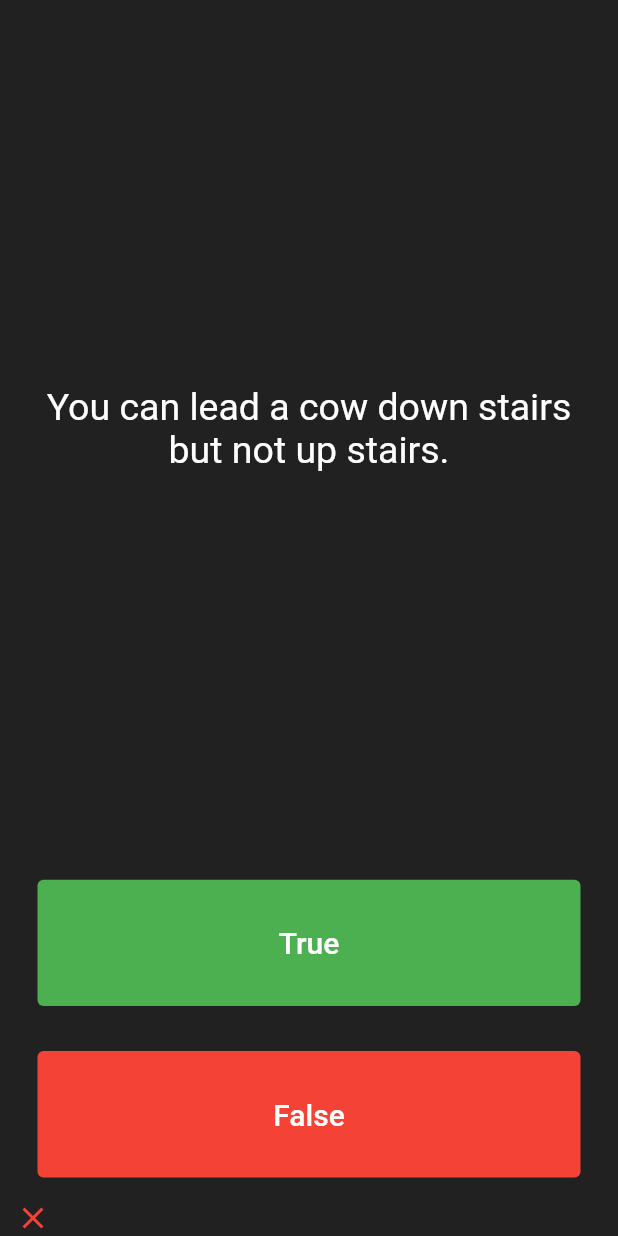
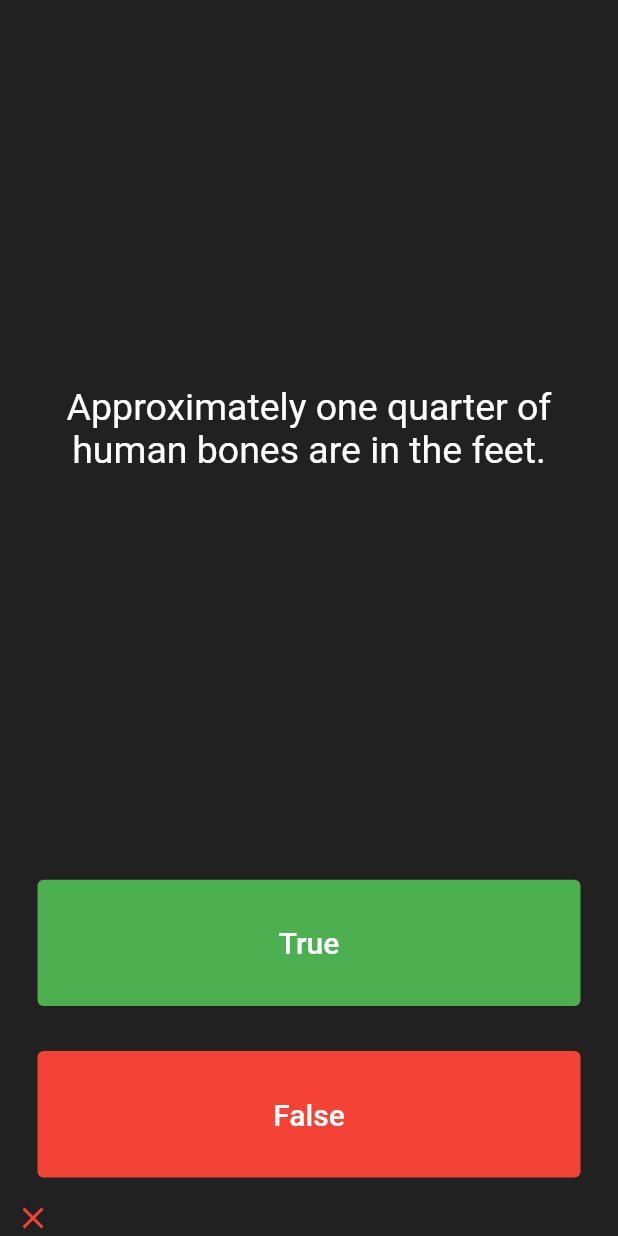
Before and after one commit to AssilJanbeih/quizflutterapp, a Flutter app: the screen it shows after launch, after a tap on "True", on a phone screen of 412 x 824 dp. Run offline on Flutter 3.47's test engine with Material 2 defaults, Android fonts, the phone set to English and light mode, and no system bars.

Commit message:
added quizBrain class

```diff
--- a/lib/main.dart
+++ b/lib/main.dart
@@ -1,7 +1,7 @@
 import 'package:flutter/material.dart';
-import 'package:flutter/material.dart';
-import 'package:flutter/material.dart';
+import 'package:quizflutterapp/quiz-brain.dart';
 
+QuizBrain quizBrain = QuizBrain();
 void main() => runApp(const Quizzler());
 
 class Quizzler extends StatelessWidget {
@@ -34,22 +34,9 @@
   //List of widget that shows your score (correct or incorrect)
   List<Widget> scoreKeeper = [];
 
-  //List of questions we need
-  List<String> questions = [
-    'You can lead a cow down stairs but not up stairs.',
-    'Approximately one quarter of human bones are in the feet.',
-    'A slug\'s blood is green.'
-  ];
-
-  //List of questions answers
-  List<bool> answers = [false, true, true];
-
-  //Counter for the questions, when a button is pressd, the count number increment
-  int questionsCount = 0;
-
   //function for answers
   void getAnswer(int questionsCount) {
-    bool correctAnswer = answers[questionsCount];
+    bool correctAnswer = quizBrain.getQuestionAnswer();
     print(correctAnswer);
     if (correctAnswer == true) {
       scoreKeeper.add(
@@ -68,10 +55,7 @@
     }
     setState(
       () {
-        questionsCount++;
-        /*if (questionsCount > 3) {
-          questionsCount = 0;
-        }*/
+        quizBrain.nextQuestion();
         scoreKeeper.last;
       },
     );
@@ -89,7 +73,7 @@
             padding: const EdgeInsets.all(10.0),
             child: Center(
               child: Text(
-                questions[questionsCount],
+                quizBrain.getQuestionText(),
                 textAlign: TextAlign.center,
                 style: const TextStyle(
                   fontSize: 25.0,
@@ -115,7 +99,7 @@
                 ),
               ),
               onPressed: () {
-                getAnswer(questionsCount);
+                getAnswer(quizBrain.getQuestionNumber());
               },
             ),
           ),
@@ -136,7 +120,7 @@
                 ),
               ),
               onPressed: () {
-                getAnswer(questionsCount);
+                getAnswer(quizBrain.getQuestionNumber());
               },
             ),
           ),
--- /dev/null
+++ b/lib/question.dart
@@ -0,0 +1,9 @@
+class Question {
+  String question = "";
+  bool answer = false;
+
+  Question({required String questionText, required bool questionAnswer}) {
+    question = questionText;
+    answer = questionAnswer;
+  }
+}
--- /dev/null
+++ b/lib/quiz-brain.dart
@@ -0,0 +1,80 @@
+import 'package:quizflutterapp/question.dart';
+
+class QuizBrain {
+  //Counter for the questions, when a button is pressd, the count number increment
+  int _questionsCount = 0;
+
+  //List of questions we need. The Class question is imported
+  final List<Question> _questions = [
+    Question(
+        questionText: 'You can lead a cow down stairs but not up stairs.',
+        questionAnswer: false),
+    Question(
+        questionText:
+            'Approximately one quarter of human bones are in the feet.',
+        questionAnswer: true),
+    Question(questionText: 'A slug\'s blood is green.', questionAnswer: true),
+    Question(
+        questionText: 'Some cats are actually allergic to humans',
+        questionAnswer: true),
+    Question(
+        questionText: 'You can lead a cow down stairs but not up stairs.',
+        questionAnswer: false),
+    Question(
+        questionText:
+            'Approximately one quarter of human bones are in the feet.',
+        questionAnswer: true),
+    Question(questionText: 'A slug\'s blood is green.', questionAnswer: true),
+    Question(
+        questionText: 'Buzz Aldrin\'s mother\'s maiden name was \"Moon\".',
+        questionAnswer: true),
+    Question(
+        questionText: 'It is illegal to pee in the Ocean in Portugal.',
+        questionAnswer: true),
+    Question(
+        questionText:
+            'No piece of square dry paper can be folded in half more than 7 times.',
+        questionAnswer: false),
+    Question(
+        questionText:
+            'In London, UK, if you happen to die in the House of Parliament, you are technically entitled to a state funeral, because the building is considered too sacred a place.',
+        questionAnswer: true),
+    Question(
+        questionText:
+            'The loudest sound produced by any animal is 188 decibels. That animal is the African Elephant.',
+        questionAnswer: false),
+    Question(
+        questionText:
+            'The total surface area of two human lungs is approximately 70 square metres.',
+        questionAnswer: true),
+    Question(
+        questionText: 'Google was originally called \"Backrub\".',
+        questionAnswer: true),
+    Question(
+        questionText:
+            'Chocolate affects a dog\'s heart and nervous system; a few ounces are enough to kill a small dog.',
+        questionAnswer: true),
+    Question(
+        questionText:
+            'In West Virginia, USA, if you accidentally hit an animal with your car, you are free to take it home to eat.',
+        questionAnswer: true),
+  ];
+
+  void nextQuestion() {
+    if (_questionsCount < _questions.length - 1) {
+      _questionsCount++;
+    }
+  }
+
+  int getQuestionNumber() {
+    return _questionsCount;
+  }
+
+  String getQuestionText() {
+    return _questions[_questionsCount].question;
+  }
+
+  bool getQuestionAnswer() {
+    return _questions[_questionsCount].answer;
+  }
+}
```
Also changed, not shown: 1 other file.
